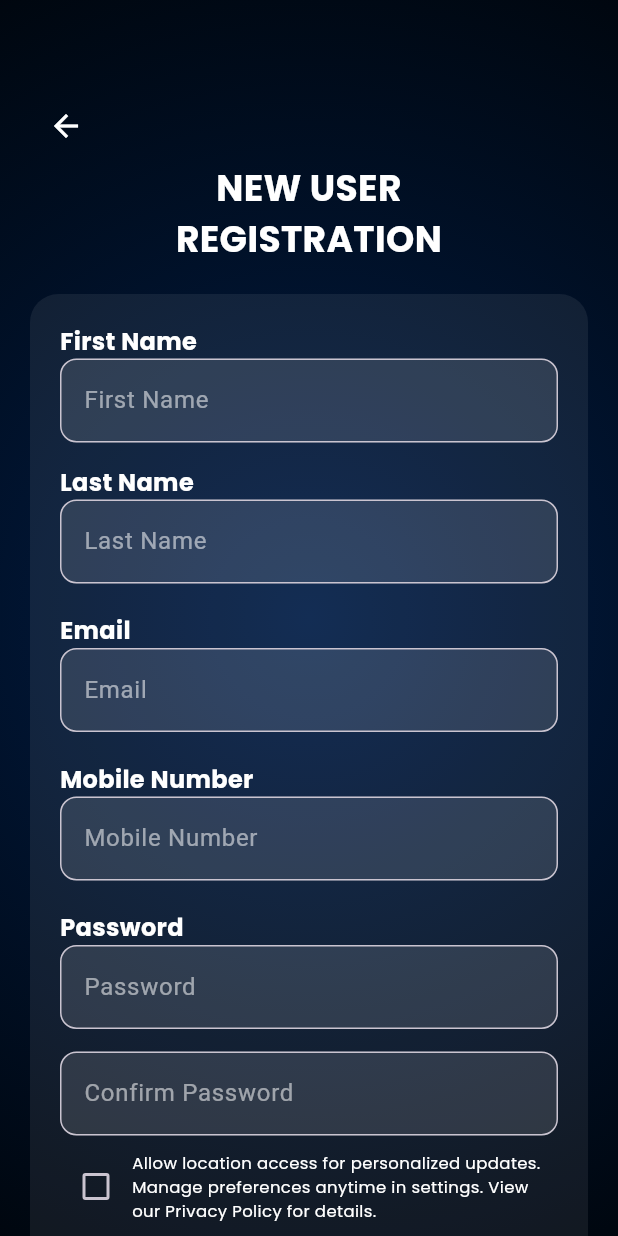
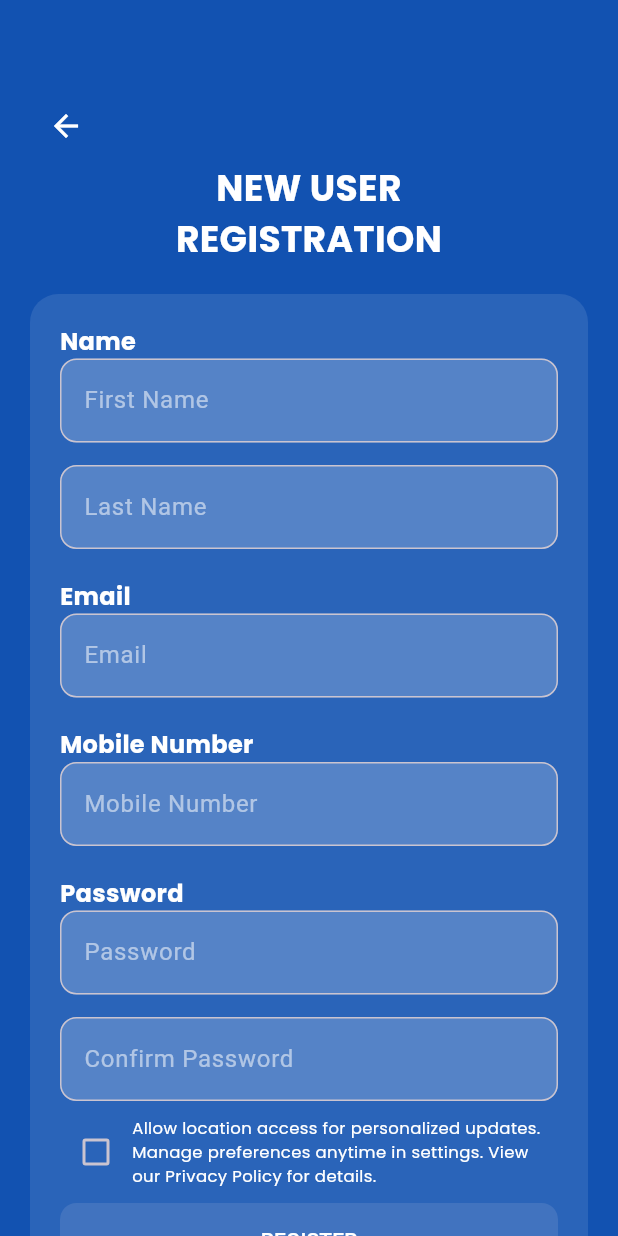
Before and after one commit to Kaveesha-Sulakshana/tanktrack-project-frontend, a Flutter app: the RegisterScreen screen opened directly, on a phone screen of 412 x 824 dp. Run offline on Flutter 3.47's test engine with Material 3 defaults, Android fonts, the phone set to English and light mode, and no system bars; our stand-ins replace firebase_auth, firebase_core, firebase_database, firebase_messaging, google_fonts, google_sign_in; accounts and stored records are empty; network calls fail.

Commit message:
Added the new regiser page

```diff
--- a/lib/register_screen.dart
+++ b/lib/register_screen.dart
@@ -1,5 +1,8 @@
 import 'package:flutter/material.dart';
 import 'package:google_fonts/google_fonts.dart';
+import 'package:firebase_auth/firebase_auth.dart';
+import 'package:http/http.dart' as http;
+import 'dart:convert';
 
 class RegisterScreen extends StatefulWidget {
   const RegisterScreen({super.key});
@@ -9,32 +12,122 @@ class RegisterScreen extends StatefulWidget {
 }
 
 class _RegisterScreenState extends State<RegisterScreen> {
+  final _formKey = GlobalKey<FormState>();
+
   final TextEditingController firstNameController = TextEditingController();
   final TextEditingController lastNameController = TextEditingController();
   final TextEditingController emailController = TextEditingController();
-  final TextEditingController phoneController = TextEditingController();
+  final TextEditingController mobileController = TextEditingController();
   final TextEditingController passwordController = TextEditingController();
-  final TextEditingController confirmPasswordController = TextEditingController();
+  final TextEditingController confirmPasswordController =
+      TextEditingController();
 
-  bool agreeToTerms = false;
+  bool isChecked = false;
+  bool showErrorMessage = false;
+  bool isLoading = false;
+  String errorMessage = '';
+
+  final FirebaseAuth _auth = FirebaseAuth.instance;
+
+  Future<void> _registerUser() async {
+    if (!_formKey.currentState!.validate()) {
+      setState(() {
+        showErrorMessage = true;
+        errorMessage = "Fill all fields correctly";
+      });
+      return;
+    }
+
+    if (passwordController.text != confirmPasswordController.text) {
+      setState(() {
+        errorMessage = "Passwords do not match";
+      });
+      return;
+    }
+
+    setState(() {
+      isLoading = true;
+      errorMessage = '';
+    });
+
+    try {
+      // Register user in Firebase Authentication
+      UserCredential userCredential = await _auth
+          .createUserWithEmailAndPassword(
+            email: emailController.text.trim(),
+            password: passwordController.text.trim(),
+          );
+
+      // Send data to MongoDB
+      await _sendDataToMongoDB(
+        firstNameController.text.trim(),
+        lastNameController.text.trim(),
+        emailController.text.trim(),
+        passwordController.text.trim(),
+      );
+
+      // Navigate to home screen or show success message
+      Navigator.pop(context);
+    } catch (error) {
+      setState(() {
+        errorMessage = "Registration failed: ${error.toString()}";
+      });
+    } finally {
+      setState(() {
+        isLoading = false;
+      });
+    }
+  }
+
+  Future<void> _sendDataToMongoDB(
+    String firstName,
+    String lastName,
+    String email,
+    String password,
+  ) async {
+    const String apiUrl =
+        "http://10.0.2.2:8080/auth/register"; // Use this for emulator
+
+    try {
+      final response = await http.post(
+        Uri.parse(apiUrl),
+        headers: {"Content-Type": "application/json"},
+        body: jsonEncode({
+          "firstName": firstName,
+          "lastName": lastName,
+          "email": email,
+          "password": password,
+        }),
+      );
+
+      if (response.statusCode == 200 || response.statusCode == 201) {
+        print("User registered successfully in MongoDB");
+      } else {
+        print("Failed to register user in MongoDB: ${response.body}");
+      }
+    } catch (e) {
+      print("Error sending data to MongoDB: $e");
+    }
+  }
+
+  bool _isFormFilled() {
+    return firstNameController.text.isNotEmpty &&
+        lastNameController.text.isNotEmpty &&
+        emailController.text.isNotEmpty &&
+        mobileController.text.isNotEmpty &&
+        passwordController.text.isNotEmpty &&
+        confirmPasswordController.text.isNotEmpty;
+  }
 
   @override
   Widget build(BuildContext context) {
     return Scaffold(
       body: Container(
-        decoration: const BoxDecoration(
-          gradient: RadialGradient(
-            radius: 1.2,
-            colors: [
-              Color(0xFF011D47),
-              Color(0xFF00050B),
-              Color(0xFF00060E),
-            ],
-            stops: [0.0, 1.0, 1.0],
-          ),
-        ),
+        color: Color.fromARGB(255, 18, 82, 177),
         child: Center(
           child: SingleChildScrollView(
+            child: Form(
+              key: _formKey,
               child: Column(
                 crossAxisAlignment: CrossAxisAlignment.start,
                 children: [
@@ -42,7 +135,7 @@ class _RegisterScreenState extends State<RegisterScreen> {
                   Padding(
                     padding: const EdgeInsets.only(left: 20),
                     child: IconButton(
-                    onPressed: () => Navigator.pop(context), // Navigate back to Login
+                      onPressed: () => Navigator.pop(context),
                       icon: const Icon(Icons.arrow_back, color: Colors.white),
                     ),
                   ),
@@ -63,38 +156,43 @@ class _RegisterScreenState extends State<RegisterScreen> {
                     child: Container(
                       padding: const EdgeInsets.all(20),
                       decoration: BoxDecoration(
-                      color: Colors.white.withOpacity(0.07),
+                        color: Colors.white.withOpacity(0.1),
                         borderRadius: BorderRadius.circular(19),
                       ),
                       child: Column(
                         children: [
-                        _buildLabel("First Name"),
-                        _buildTextField("First Name", controller: firstNameController),
+                          _buildLabel("Name"),
+                          _buildTextField("First Name", firstNameController),
                           const SizedBox(height: 15),
-                        _buildLabel("Last Name"),
-                        _buildTextField("Last Name", controller: lastNameController),
+                          _buildTextField("Last Name", lastNameController),
                           const SizedBox(height: 20),
                           _buildLabel("Email"),
-                        _buildTextField("Email", controller: emailController),
+                          _buildTextField("Email", emailController),
                           const SizedBox(height: 20),
                           _buildLabel("Mobile Number"),
-                        _buildTextField("Mobile Number", controller: phoneController),
+                          _buildTextField("Mobile Number", mobileController),
                           const SizedBox(height: 20),
                           _buildLabel("Password"),
-                        _buildTextField("Password", controller: passwordController, isPassword: true),
+                          _buildTextField(
+                            "Password",
+                            passwordController,
+                            isPassword: true,
+                          ),
                           const SizedBox(height: 15),
-                        _buildTextField("Confirm Password", controller: confirmPasswordController, isPassword: true),
+                          _buildTextField(
+                            "Confirm Password",
+                            confirmPasswordController,
+                            isPassword: true,
+                          ),
                           const SizedBox(height: 10),
-
-                        // ✅ Checkbox for Terms and Conditions
                           Row(
                             crossAxisAlignment: CrossAxisAlignment.start,
                             children: [
                               Checkbox(
-                              value: agreeToTerms,
+                                value: isChecked,
                                 onChanged: (value) {
                                   setState(() {
-                                  agreeToTerms = value ?? false;
+                                    isChecked = value!;
                                   });
                                 },
                                 activeColor: Colors.white,
@@ -110,9 +208,19 @@ class _RegisterScreenState extends State<RegisterScreen> {
                               ),
                             ],
                           ),
+                          if (errorMessage.isNotEmpty)
+                            Padding(
+                              padding: const EdgeInsets.only(top: 10),
+                              child: Text(
+                                errorMessage,
+                                style: GoogleFonts.poppins(
+                                  color: Colors.red,
+                                  fontSize: 14,
+                                  fontWeight: FontWeight.bold,
+                                ),
+                              ),
+                            ),
                           const SizedBox(height: 10),
-
-                        // ✅ Register Button
                           ElevatedButton(
                             style: ElevatedButton.styleFrom(
                               backgroundColor: const Color(0xFF3B43D6),
@@ -121,14 +229,16 @@ class _RegisterScreenState extends State<RegisterScreen> {
                                 borderRadius: BorderRadius.circular(11),
                               ),
                             ),
-                          onPressed: () {
-                            if (agreeToTerms) {
-                              _registerUser();
-                            } else {
-                              _showMessage("Please accept the terms and conditions.");
-                            }
-                          },
-                          child: const Text("REGISTER", style: TextStyle(color: Colors.white)),
+                            onPressed: _isFormFilled() ? _registerUser : null,
+                            child:
+                                isLoading
+                                    ? const CircularProgressIndicator(
+                                      color: Colors.white,
+                                    )
+                                    : const Text(
+                                      "REGISTER",
+                                      style: TextStyle(color: Colors.white),
+                                    ),
                           ),
                         ],
                       ),
@@ -139,54 +249,16 @@ class _RegisterScreenState extends State<RegisterScreen> {
             ),
           ),
         ),
-    );
-  }
-
-  /// **Handles User Registration**
-  void _registerUser() {
-    String firstName = firstNameController.text.trim();
-    String lastName = lastNameController.text.trim();
-    String email = emailController.text.trim();
-    String phone = phoneController.text.trim();
-    String password = passwordController.text.trim();
-    String confirmPassword = confirmPasswordController.text.trim();
-
-    if (firstName.isEmpty ||
-        lastName.isEmpty ||
-        email.isEmpty ||
-        phone.isEmpty ||
-        password.isEmpty ||
-        confirmPassword.isEmpty) {
-      _showMessage("All fields are required.");
-      return;
-    }
-
-    if (password != confirmPassword) {
-      _showMessage("Passwords do not match.");
-      return;
-    }
-
-    // ✅ Simulating registration (Replace with Firebase Auth)
-    _showMessage("Registered successfully! Redirecting...");
-    Future.delayed(const Duration(seconds: 2), () {
-      Navigator.pop(context); // Redirect to Login
-    });
-  }
-
-  /// **Displays a SnackBar Message**
-  void _showMessage(String message) {
-    ScaffoldMessenger.of(context).showSnackBar(
-      SnackBar(
-        content: Text(message, textAlign: TextAlign.center),
-        backgroundColor: const Color.fromARGB(255, 0, 255, 34),
-        behavior: SnackBarBehavior.floating,
       ),
     );
   }
 
-  /// **Reusable Text Field Widget**
-  Widget _buildTextField(String hint, {bool isPassword = false, TextEditingController? controller}) {
-    return TextField(
+  Widget _buildTextField(
+    String hint,
+    TextEditingController controller, {
+    bool isPassword = false,
+  }) {
+    return TextFormField(
       controller: controller,
       obscureText: isPassword,
       style: const TextStyle(color: Colors.white),
@@ -194,16 +266,18 @@ class _RegisterScreenState extends State<RegisterScreen> {
         hintText: hint,
         hintStyle: const TextStyle(color: Colors.white54),
         filled: true,
-        fillColor: Colors.white.withOpacity(0.12),
+        fillColor: Colors.white.withOpacity(0.2),
         border: OutlineInputBorder(
           borderRadius: BorderRadius.circular(11),
           borderSide: const BorderSide(color: Colors.white60),
         ),
       ),
+      validator:
+          (value) =>
+              value == null || value.isEmpty ? "This field is required" : null,
     );
   }
 
-  /// **Reusable Label Widget**
   Widget _buildLabel(String label) {
     return Align(
       alignment: Alignment.centerLeft,
```
Lines whose indentation alone changed are shown as unchanged.
